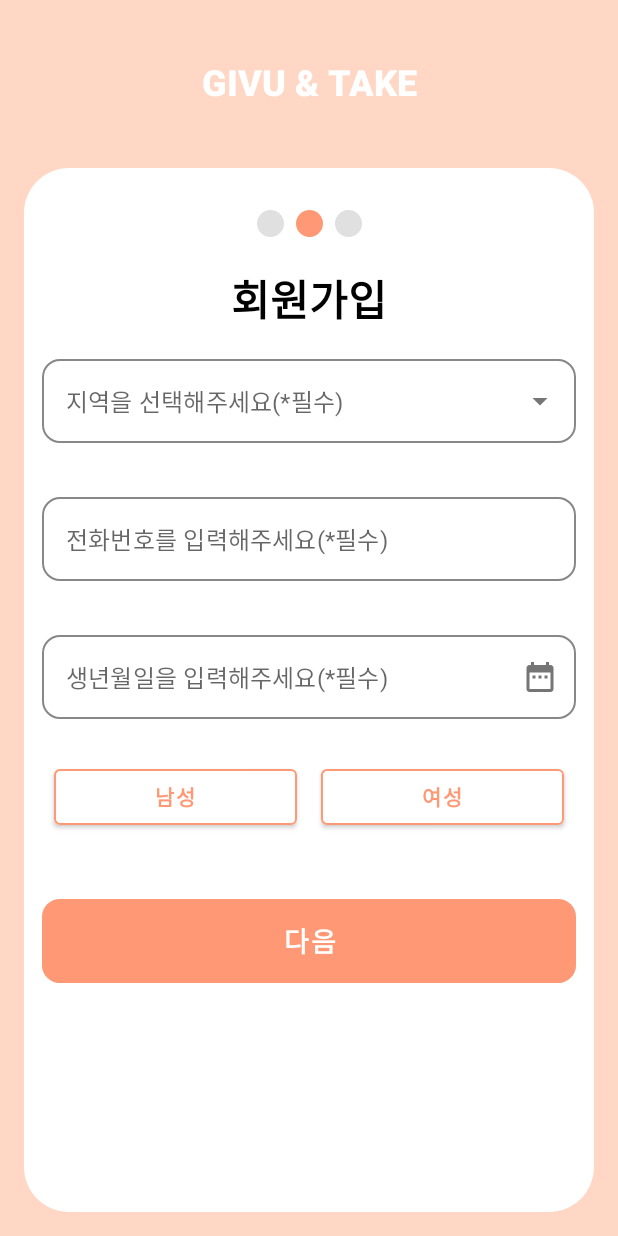
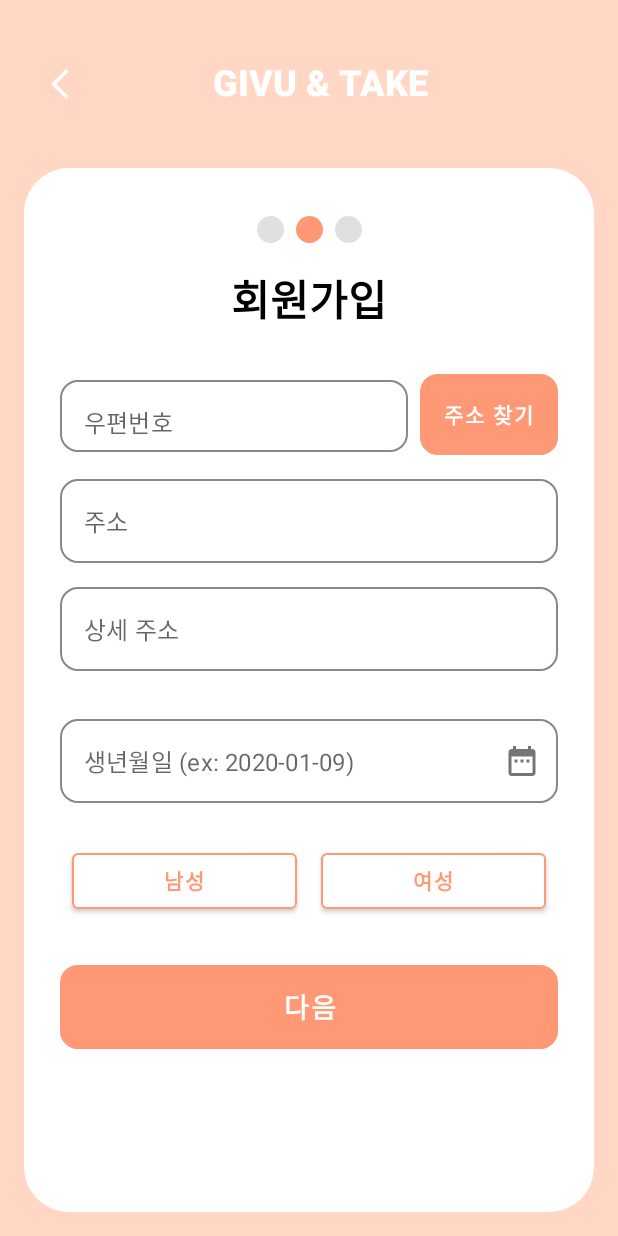
Before and after one commit to MyCoooi/GIVU-TAKE, an Android app built with Jetpack Compose: the composable SignupStep2 shown on its own in the app's theme, on a phone screen of 412 x 824 dp. Run offline under Robolectric (Android 15) with nearby library versions, the phone set to English and light mode, and no system bars.

Commit message:
[FE] [refactor] #23 : 회원가입 입력필드 수정

```diff
--- a/frontend/android/app/src/main/java/com/project/givuandtake/MainActivity.kt
+++ b/frontend/android/app/src/main/java/com/project/givuandtake/MainActivity.kt
@@ -21,6 +21,7 @@ import com.project.givuandtake.auth.LoginScreen
 import com.project.givuandtake.auth.SignupStep1
 import com.project.givuandtake.auth.SignupStep2
 import com.project.givuandtake.auth.SignupStep3
+import com.project.givuandtake.auth.SignupViewModel
 import com.project.givuandtake.feature.attraction.LocationSelect
 import com.project.givuandtake.feature.funding.navigation.MainFundingCard
 import com.project.givuandtake.feature.fundinig.FundingDetailPage
@@ -72,7 +73,7 @@ class MainActivity : ComponentActivity() {
                             // 로그인 페이지
                             composable("auth") { LoginScreen(navController) }
                             // 회원가입 페이지
-                            composable("signup_step1") { SignupStep1(navController) }
+                            composable("signup_step1") { SignupStep1(navController, signupViewModel = SignupViewModel()) }
                             composable("signup_step2") { SignupStep2(navController) }
                             composable("signup_step3") { SignupStep3(navController) }
                             // 기프트 페이지
--- /dev/null
+++ b/frontend/android/app/src/main/java/com/project/givuandtake/feature/auth/SignupViewModel.kt
@@ -0,0 +1,23 @@
+package com.project.givuandtake.auth
+
+import androidx.lifecycle.ViewModel
+import androidx.compose.runtime.mutableStateOf
+import androidx.compose.runtime.getValue
+import androidx.compose.runtime.setValue
+
+class SignupViewModel : ViewModel() {
+    // Step1 data
+    var name by mutableStateOf("")
+    var email by mutableStateOf("")
+    var password by mutableStateOf("")
+    var phoneNumber by mutableStateOf("")
+
+    // Step2 data
+    var postalCode by mutableStateOf("")
+    var address by mutableStateOf("")
+    var addressDetail by mutableStateOf("")
+    var birthDate by mutableStateOf("")
+    var gender by mutableStateOf("")
+
+    // Step3 data (추가적인 맞춤 정보가 있을 경우 여기에 저장)
+}
--- a/frontend/android/app/src/main/java/com/project/givuandtake/feature/auth/SingupStep2.kt
+++ b/frontend/android/app/src/main/java/com/project/givuandtake/feature/auth/SingupStep2.kt
@@ -8,6 +8,7 @@ import androidx.compose.foundation.shape.RoundedCornerShape
 import androidx.compose.foundation.text.KeyboardOptions
 import androidx.compose.material.*
 import androidx.compose.material.icons.Icons
+import androidx.compose.material.icons.filled.ArrowBack
 import androidx.compose.material.icons.filled.ArrowDropDown
 import androidx.compose.material.icons.filled.DateRange
 import androidx.compose.runtime.*
@@ -15,17 +16,21 @@ import androidx.compose.ui.Alignment
 import androidx.compose.ui.Modifier
 import androidx.compose.ui.draw.clip
 import androidx.compose.ui.graphics.Color
+import androidx.compose.ui.res.painterResource
 import androidx.compose.ui.text.input.KeyboardType
 import androidx.compose.ui.unit.dp
 import androidx.compose.ui.unit.sp
 import androidx.compose.ui.text.font.FontWeight
 import androidx.compose.ui.text.style.TextAlign
 import androidx.navigation.NavController
+import com.project.givuandtake.R
 
 @Composable
-fun SignupStep2(navController: NavController) {
-    var region by remember { mutableStateOf("") }
-    var phoneNumber by remember { mutableStateOf("") }
+fun SignupStep2(navController: NavController, signupViewModel: SignupViewModel) {
+    var postalCode by remember { mutableStateOf("") }
+    var address by remember { mutableStateOf("") }
+    var addressDetail by remember { mutableStateOf("") }
+    var isDefaultAddress by remember { mutableStateOf(false) }
     var birthDate by remember { mutableStateOf("") }
     var gender by remember { mutableStateOf("") }
 
@@ -40,7 +45,7 @@ fun SignupStep2(navController: NavController) {
                 .fillMaxSize()
                 .padding(16.dp),
             horizontalAlignment = Alignment.CenterHorizontally,
-            verticalArrangement = Arrangement.Center // 필드들을 세로 중앙으로 배치
+            verticalArrangement = Arrangement.Center // 필드들을 위쪽으로 정렬
         ) {
             // 상단 네비게이션과 타이틀 박스
             Box(
@@ -50,6 +55,22 @@ fun SignupStep2(navController: NavController) {
                     .background(Color(0xFFFFD7C4)),
                 contentAlignment = Alignment.Center
             ) {
+                Row(
+                    verticalAlignment = Alignment.CenterVertically,
+                    horizontalArrangement = Arrangement.Start,
+                    modifier = Modifier.fillMaxWidth()
+                ) {
+                    // 뒤로가기 버튼
+                    IconButton(onClick = { navController.popBackStack() }) {
+                        Icon(
+                            painter = painterResource(id = R.drawable.ic_back), // 뒤로가기 아이콘 추가
+                            contentDescription = "뒤로가기",
+                            tint = Color.White
+                        )
+                    }
+
+                    Spacer(modifier = Modifier.weight(0.7f))
+
                     // 타이틀 텍스트
                     Text(
                         text = "GIVU & TAKE",
@@ -57,18 +78,20 @@ fun SignupStep2(navController: NavController) {
                         fontWeight = FontWeight.ExtraBold,
                         color = Color(0xFFFFFFFF)
                     )
+
+                    Spacer(modifier = Modifier.weight(1f)) // 텍스트와 아이콘을 양쪽으로 정렬
+                }
             }
 
             Spacer(modifier = Modifier.height(16.dp))
 
-            // 두 박스를 감싸는 중간 박스
+            // 회원가입과 입력 필드를 감싸는 박스
             Box(
                 modifier = Modifier
                     .fillMaxSize()
-                    .height(500.dp) // 높이를 유지하기 위해 고정
                     .clip(RoundedCornerShape(30.dp))  // 중간 박스의 모서리 둥글게 처리
                     .background(Color.White)  // 중간 박스 배경색
-                    .padding(12.dp)  // 중간 박스 패딩
+                    .padding(16.dp)  // 중간 박스 패딩
             ) {
                 Column(
                     verticalArrangement = Arrangement.Top, // 내부 필드들을 위쪽 정렬
@@ -81,7 +104,7 @@ fun SignupStep2(navController: NavController) {
                         verticalAlignment = Alignment.CenterVertically,
                         modifier = Modifier
                             .fillMaxWidth()
-                            .padding(top = 16.dp) // 중간 박스의 윗부분에 맞춰지도록 패딩 조정
+                            .padding(top = 16.dp)
                     ) {
                         Box(
                             modifier = Modifier
@@ -106,6 +129,7 @@ fun SignupStep2(navController: NavController) {
                     }
 
                     Spacer(modifier = Modifier.height(16.dp))
+
                     // 회원가입 텍스트
                     Text(
                         text = "회원가입",
@@ -113,52 +137,89 @@ fun SignupStep2(navController: NavController) {
                         fontWeight = FontWeight.Bold,
                         color = Color.Black,
                         textAlign = TextAlign.Center,
-                        modifier = Modifier.padding(top = 4.dp, bottom = 4.dp) // 상하 간격을 위한 패딩
                     )
 
-                    // 지역 선택 입력 필드
+                    Spacer(modifier = Modifier.height(16.dp))
+
+                    // 입력 필드들을 감싸는 박스
+                    Box(
+                        modifier = Modifier
+                            .fillMaxWidth()
+                            .clip(RoundedCornerShape(20.dp))  // 바깥 흰색 박스의 모서리를 둥글게 처리
+                            .padding(8.dp)  // 전체 입력 박스 패딩
+                    ) {
+                        Column {
+                            // 우편번호 및 주소찾기 버튼
+                            Row(
+                                modifier = Modifier
+                                    .fillMaxWidth(),
+                                verticalAlignment = Alignment.CenterVertically // 세로 중앙 정렬
+                            ) {
                                 OutlinedTextField(
-                        value = region,
-                        onValueChange = { region = it },
-                        label = { Text("지역을 선택해주세요(*필수)") },
+                                    value = postalCode,
+                                    onValueChange = { postalCode = it },
+                                    label = { Text("우편번호") },
+                                    modifier = Modifier
+                                        .weight(1f)
+                                        .height(56.dp),
+                                    keyboardOptions = KeyboardOptions.Default.copy(keyboardType = KeyboardType.Number),
+                                    shape = RoundedCornerShape(12.dp),
+                                    colors = TextFieldDefaults.outlinedTextFieldColors(
+                                        focusedBorderColor = Color(0xFFFFA726),
+                                        unfocusedBorderColor = Color.Gray
+                                    )
+                                )
+                                Spacer(modifier = Modifier.width(8.dp))
+
+                                Button(
+                                    onClick = { /* 주소 찾기 처리 */ },
+                                    modifier = Modifier
+                                        .height(60.dp)
+                                        .padding(top = 6.dp)
+                                        .clip(RoundedCornerShape(12.dp)),
+                                    colors = ButtonDefaults.buttonColors(backgroundColor = Color(0xFFFF9874))
+                                ) {
+                                    Text("주소 찾기", fontWeight = FontWeight.ExtraBold, color = Color.White)
+                                }
+                            }
+
+
+                            // 주소 입력 필드
+                            OutlinedTextField(
+                                value = address,
+                                onValueChange = { address = it },
+                                label = { Text("주소") },
                                 modifier = Modifier
                                     .fillMaxWidth()
                                     .padding(vertical = 8.dp),
                                 shape = RoundedCornerShape(12.dp),
-                        trailingIcon = {
-                            Icon(Icons.Default.ArrowDropDown, contentDescription = null)
-                        },
                                 colors = TextFieldDefaults.outlinedTextFieldColors(
-                            focusedBorderColor = Color(0xFFFF9874),
+                                    focusedBorderColor = Color(0xFFFFA726),
                                     unfocusedBorderColor = Color.Gray
                                 )
                             )
 
-                    Spacer(modifier = Modifier.height(12.dp))
 
-                    // 전화번호 입력 필드
+                            // 상세 주소 입력 필드
                             OutlinedTextField(
-                        value = phoneNumber,
-                        onValueChange = { phoneNumber = it },
-                        label = { Text("전화번호를 입력해주세요(*필수)") },
+                                value = addressDetail,
+                                onValueChange = { addressDetail = it },
+                                label = { Text("상세 주소") },
                                 modifier = Modifier
-                            .fillMaxWidth()
-                            .padding(vertical = 8.dp),
-                        keyboardOptions = KeyboardOptions.Default.copy(keyboardType = KeyboardType.Phone),
+                                    .fillMaxWidth(),
                                 shape = RoundedCornerShape(12.dp),
                                 colors = TextFieldDefaults.outlinedTextFieldColors(
-                            focusedBorderColor = Color(0xFFFF9874),
+                                    focusedBorderColor = Color(0xFFFFA726),
                                     unfocusedBorderColor = Color.Gray
                                 )
                             )
-
-                    Spacer(modifier = Modifier.height(12.dp))
+                            Spacer(modifier = Modifier.height(16.dp))
 
                             // 생년월일 입력 필드
                             OutlinedTextField(
                                 value = birthDate,
                                 onValueChange = { birthDate = it },
-                        label = { Text("생년월일을 입력해주세요(*필수)") },
+                                label = { Text("생년월일 (ex: 2020-01-09)") },
                                 modifier = Modifier
                                     .fillMaxWidth()
                                     .padding(vertical = 8.dp),
@@ -167,7 +228,7 @@ fun SignupStep2(navController: NavController) {
                                     Icon(Icons.Default.DateRange, contentDescription = null)
                                 },
                                 colors = TextFieldDefaults.outlinedTextFieldColors(
-                            focusedBorderColor = Color(0xFFFF9874),
+                                    focusedBorderColor = Color(0xFFFFA726),
                                     unfocusedBorderColor = Color.Gray
                                 )
                             )
@@ -214,28 +275,36 @@ fun SignupStep2(navController: NavController) {
                                 }
                             }
 
-                    Spacer(modifier = Modifier.height(12.dp))
-
-
-
-                    Spacer(modifier = Modifier.height(24.dp))  // 입력 필드와 버튼 사이에 여백 추가
+                            Spacer(modifier = Modifier.height(24.dp))
 
                             // 다음 버튼을 입력 필드와 함께 박스 안에 배치
                             Button(
-                        onClick = { navController.navigate("signup_step3") },
+                                onClick = {
+                                    signupViewModel.postalCode = postalCode
+                                    signupViewModel.address = address
+                                    signupViewModel.addressDetail = addressDetail
+                                    signupViewModel.birthDate = birthDate
+                                    signupViewModel.gender = gender
+
+                                    navController.navigate("signup_step3")
+                                },
                                 modifier = Modifier
                                     .fillMaxWidth()
                                     .height(56.dp)
                                     .clip(RoundedCornerShape(12.dp)),
                                 colors = ButtonDefaults.buttonColors(backgroundColor = Color(0xFFFF9874))
                             ) {
-                        Text("다음", fontSize = 18.sp,
+                                Text(
+                                    "다음", fontSize = 18.sp,
                                     fontWeight = FontWeight.ExtraBold,
                                     color = Color.White,
-                            textAlign = TextAlign.Center)
+                                    textAlign = TextAlign.Center
+                                )
                             }
                         }
                     }
                 }
             }
         }
+    }
+}
```
Also changed, not shown: frontend/android/app/src/main/java/com/project/givuandtake/feature/auth/SingupStep1.kt (+51 -8 lines), frontend/android/app/src/main/java/com/project/givuandtake/feature/auth/SingupStep3.kt (+67 -6 lines). Lines whose indentation alone changed are shown as unchanged.
